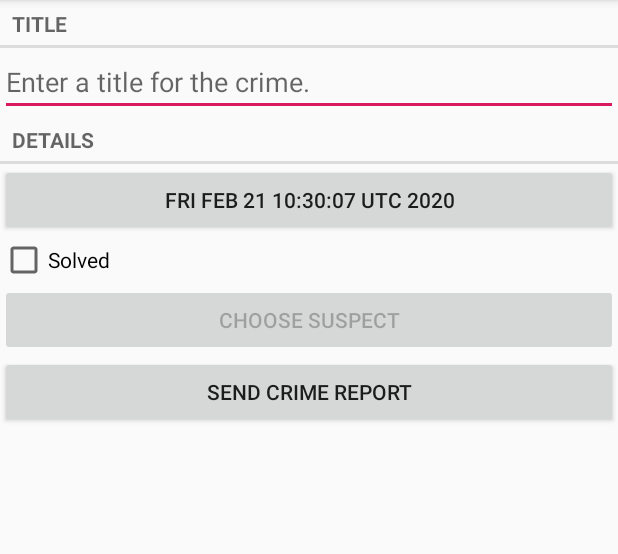
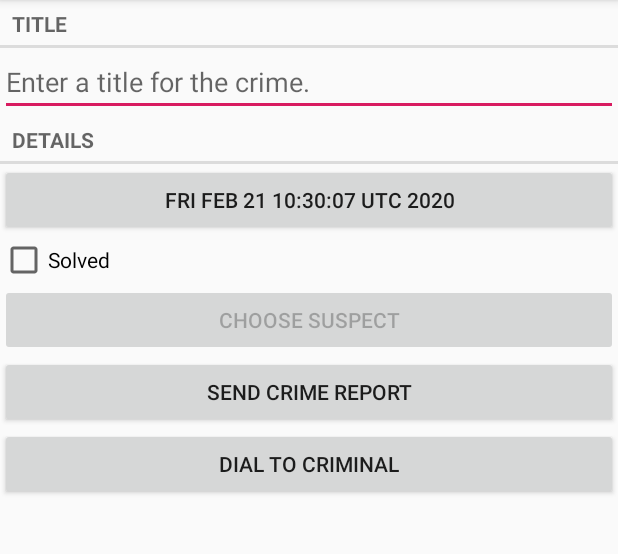
Before and after one commit to chenjun15/CriminalIntent, an Android app: the screen it shows after launch (CrimePagerActivity), after a tap on "New Crime", on a phone screen of 412 x 824 dp, the part 84-638 px from its top. Run offline under Robolectric (Android 15) with nearby library versions, the phone set to English and light mode, and no system bars.

```diff
--- a/app/src/main/AndroidManifest.xml
+++ b/app/src/main/AndroidManifest.xml
@@ -2,6 +2,7 @@
 <manifest xmlns:android="http://schemas.android.com/apk/res/android"
     package="com.cj.criminalintent">
 
+    <uses-permission android:name="android.permission.READ_CONTACTS" />
     <application
         android:allowBackup="true"
         android:icon="@mipmap/ic_launcher"
--- a/app/src/main/java/com/cj/criminalintent/Crime.java
+++ b/app/src/main/java/com/cj/criminalintent/Crime.java
@@ -9,6 +9,7 @@ public class Crime {
     private Date mDate;
     private boolean mSolved;
     private String mSuspect;
+    private String mPhone;
 
     public Crime() {
         this(UUID.randomUUID());
@@ -54,4 +55,12 @@ public class Crime {
     public void setSuspect(String suspect) {
         mSuspect = suspect;
     }
+
+    public String getPhone() {
+        return mPhone;
+    }
+
+    public void setPhone(String phone) {
+        mPhone = phone;
+    }
 }
--- a/app/src/main/java/com/cj/criminalintent/CrimeLab.java
+++ b/app/src/main/java/com/cj/criminalintent/CrimeLab.java
@@ -7,7 +7,6 @@ import android.database.sqlite.SQLiteDatabase;
 
 import com.cj.criminalintent.database.CrimeBaseHelper;
 import com.cj.criminalintent.database.CrimeCursorWrapper;
-import com.cj.criminalintent.database.CrimeDbSchema;
 import com.cj.criminalintent.database.CrimeDbSchema.CrimeTable;
 
 import java.util.ArrayList;
@@ -88,6 +87,7 @@ public class CrimeLab {
         values.put(CrimeTable.Cols.DATE, crime.getDate().getTime());
         values.put(CrimeTable.Cols.SOLVED, crime.isSolved() ? 1 : 0);
         values.put(CrimeTable.Cols.SUSPECT, crime.getSuspect());
+        values.put(CrimeTable.Cols.PHONE, crime.getPhone());
 
         return values;
     }
--- a/app/src/main/java/com/cj/criminalintent/database/CrimeBaseHelper.java
+++ b/app/src/main/java/com/cj/criminalintent/database/CrimeBaseHelper.java
@@ -18,7 +18,7 @@ public class CrimeBaseHelper extends SQLiteOpenHelper {
     public void onCreate(SQLiteDatabase db) {
         db.execSQL("create table " + CrimeTable.NAME + "(" +
                 " _id integer primary key autoincrement, " + CrimeTable.Cols.UUID + ", " + CrimeTable.Cols.TITLE + ", " +
-                CrimeTable.Cols.DATE + ", " + CrimeTable.Cols.SOLVED + ", " + CrimeTable.Cols.SUSPECT + ")");
+                CrimeTable.Cols.DATE + ", " + CrimeTable.Cols.SOLVED + ", " + CrimeTable.Cols.SUSPECT + ", " + CrimeTable.Cols.PHONE + ")");
     }
 
     @Override
--- a/app/src/main/java/com/cj/criminalintent/database/CrimeCursorWrapper.java
+++ b/app/src/main/java/com/cj/criminalintent/database/CrimeCursorWrapper.java
@@ -25,12 +25,14 @@ public class CrimeCursorWrapper extends CursorWrapper {
         long date = getLong(getColumnIndex(CrimeTable.Cols.DATE));
         int isSolved = getInt(getColumnIndex(CrimeTable.Cols.SOLVED));
         String suspect = getString(getColumnIndex(CrimeTable.Cols.SUSPECT));
+        String phone = getString(getColumnIndex(CrimeTable.Cols.PHONE));
 
         Crime crime = new Crime(UUID.fromString(uuidString));
         crime.setTitle(title);
         crime.setDate(new Date(date));
         crime.setSolved(isSolved != 0);
         crime.setSuspect(suspect);
+        crime.setPhone(phone);
 
         return crime;
     }
--- a/app/src/main/java/com/cj/criminalintent/database/CrimeDbSchema.java
+++ b/app/src/main/java/com/cj/criminalintent/database/CrimeDbSchema.java
@@ -10,6 +10,7 @@ public class CrimeDbSchema {
             public static final String DATE = "date";
             public static final String SOLVED = "solved";
             public static final String SUSPECT = "suspect";
+            public static final String PHONE = "phone";
         }
     }
 }
--- a/app/src/main/res/layout/fragment_crime.xml
+++ b/app/src/main/res/layout/fragment_crime.xml
@@ -46,4 +46,10 @@
         android:layout_height="wrap_content"
         android:text="@string/crime_report_text" />
 
+    <Button
+        android:id="@+id/dial_crime"
+        android:layout_width="match_parent"
+        android:layout_height="wrap_content"
+        android:text="@string/dial_crime_text" />
+
 </LinearLayout>
--- a/app/src/main/res/values/strings.xml
+++ b/app/src/main/res/values/strings.xml
@@ -11,6 +11,8 @@
     <string name="subtitle_format">%1$d crimes</string>
     <string name="crime_suspect_text">Choose Suspect</string>
     <string name="crime_report_text">Send Crime Report</string>
+    <string name="dial_crime_text">Dial to Criminal</string>
+    <string name="call_suspect">Call: %1$s</string>
     <string name="crime_report">%1$s!
         The crime was discovered on %2$s. %3$s, and %4$s
     </string>
```
Also changed, not shown: app/src/main/java/com/cj/criminalintent/CrimeFragment.java (+100 -9 lines).
